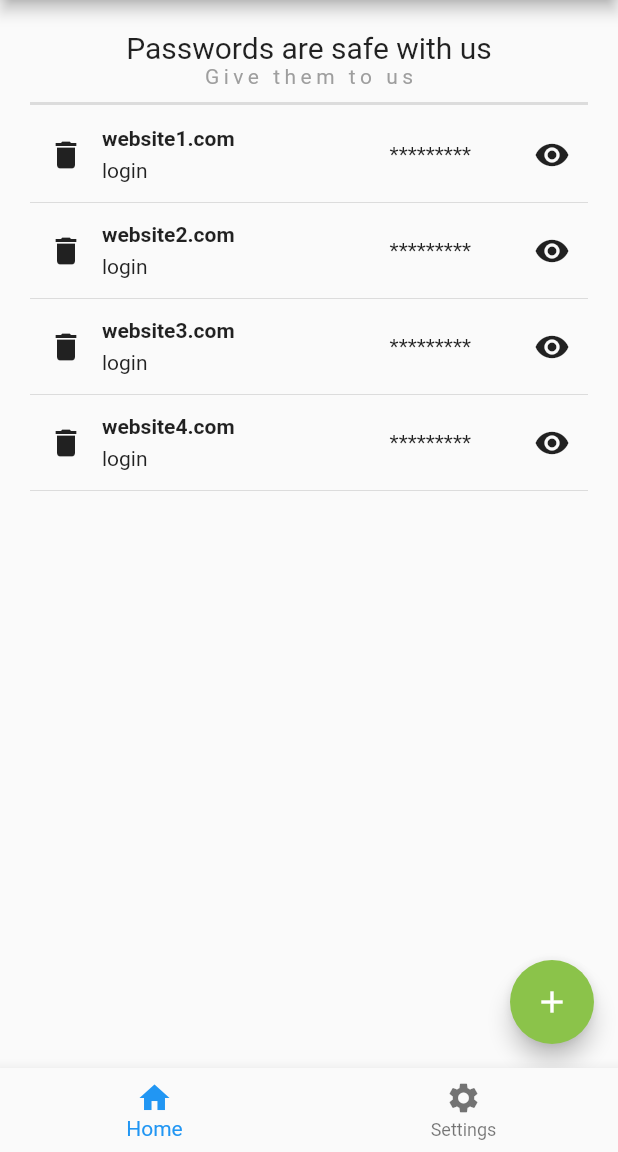
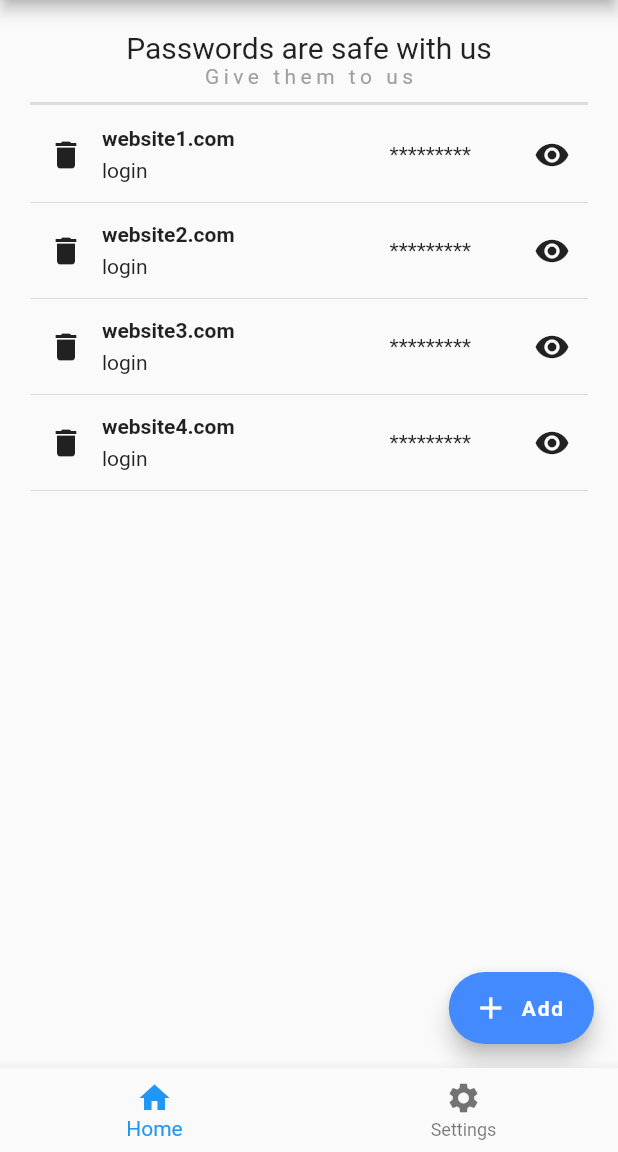
Before and after one commit to Stempnio/password-keeper, a Flutter app: the screen it shows after launch, on a phone screen of 412 x 824 dp, the part 84-1236 px from its top. Run offline on Flutter 3.47's test engine with Material 2 defaults, Android fonts, the phone set to English and light mode, and no system bars; our stand-ins replace loading_animation_widget.

Commit message:
feat[password_keeper]: pop up card for adding credentials

```diff
--- /dev/null
+++ b/lib/view/home/add_credentials_route.dart
@@ -0,0 +1,34 @@
+import 'package:flutter/material.dart';
+
+class AddCredentialsRoute<T> extends PageRoute<T> {
+  AddCredentialsRoute({required WidgetBuilder builder}) : _builder = builder;
+
+  final WidgetBuilder _builder;
+
+  @override
+  Widget buildPage(
+    BuildContext context,
+    Animation<double> animation,
+    Animation<double> secondaryAnimation,
+  ) {
+    return _builder(context);
+  }
+
+  @override
+  Color? get barrierColor => Colors.black12;
+
+  @override
+  String? get barrierLabel => 'Add credentials';
+
+  @override
+  bool get maintainState => true;
+
+  @override
+  Duration get transitionDuration => const Duration(milliseconds: 300);
+
+  @override
+  bool get opaque => false;
+
+  @override
+  bool get barrierDismissible => true;
+}
--- a/lib/view/home/home.dart
+++ b/lib/view/home/home.dart
@@ -1,6 +1,8 @@
 import 'package:flutter/material.dart';
 import 'package:password_keeper/model/Credentials.dart';
 import 'package:password_keeper/repository/credentials_repository.dart';
+import 'package:password_keeper/view/home/add_credentials.dart';
+import 'package:password_keeper/view/home/add_credentials_route.dart';
 import 'package:password_keeper/view/home/credentials_row.dart';
 import 'package:password_keeper/view/home/top_caption.dart';
 import 'package:loading_animation_widget/loading_animation_widget.dart';
@@ -79,7 +81,7 @@ class _HomeState extends State<Home> {
         ],
       ),
       body: Padding(
-        padding: const EdgeInsets.all(20),
+        padding: const EdgeInsets.fromLTRB(20, 20, 20, 0),
         child: loadingError
             ? errorWidget()
             : Center(
@@ -90,42 +92,48 @@ class _HomeState extends State<Home> {
                         ? loadingWidget()
                         : credentials.isEmpty
                             ? const Text('No passwords yet')
-                            : Column(
-                                children: credentials
-                                    .map(
-                                      (e) => CredentialsRow(
-                                        credentials: e,
+                            : Expanded(
+                                child: ListView.builder(
+                                  itemCount: credentials.length,
+                                  itemBuilder:
+                                      (BuildContext context, int index) {
+                                    return CredentialsRow(
+                                      credentials: credentials[index],
                                       delete: () {
                                         setState(() {
                                           credentialsRepository
-                                                .deleteCredentials(e);
-                                            credentials.remove(e);
+                                              .deleteCredentials(
+                                                  credentials[index]);
+                                          credentials.removeAt(index);
                                         });
                                       },
+                                    );
+                                  },
                                 ),
-                                    )
-                                    .toList(),
                               ),
                   ],
                 ),
               ),
       ),
-      floatingActionButton: FloatingActionButton(
-        backgroundColor: Colors.lightGreen,
-        // TODO: sheet for adding credentials
+      floatingActionButton: FloatingActionButton.extended(
+        heroTag: 'add_credentials',
+        backgroundColor: Colors.blueAccent,
         onPressed: () {
-          Credentials newCredentials = Credentials(
-              websiteURL: 'websiteNew.com',
-              login: 'login',
-              passwordHash: 'passNew');
-
-          credentialsRepository.addCredentials(newCredentials);
-          setState(() {
-            credentials.add(newCredentials);
-          });
+          Navigator.push(
+            context,
+            AddCredentialsRoute(
+              builder: (context) => AddCredentials(
+                modifyCredentials: addCredentials,
+              ),
+            ),
+          );
         },
-        child: const Icon(
-          Icons.add,
+        icon: const Icon(Icons.add),
+        label: const Text(
+          'Add',
+          style: TextStyle(
+            fontWeight: FontWeight.bold,
+          ),
         ),
       ),
       drawer: Drawer(
@@ -156,6 +164,16 @@ class _HomeState extends State<Home> {
     );
   }
 
+  void addCredentials() {
+    Credentials newCredentials = Credentials(
+        websiteURL: 'websiteNew.com', login: 'login', passwordHash: 'passNew');
+
+    credentialsRepository.addCredentials(newCredentials);
+    setState(() {
+      credentials.add(newCredentials);
+    });
+  }
+
   Widget loadingWidget() {
     return Column(
       children: [
@@ -168,7 +186,10 @@ class _HomeState extends State<Home> {
         const SizedBox(
           height: 30,
         ),
-        LoadingAnimationWidget.staggeredDotsWave(color: Colors.black, size: 70),
+        LoadingAnimationWidget.staggeredDotsWave(
+          color: Colors.black,
+          size: 70,
+        ),
       ],
     );
   }
```
Also changed, not shown: lib/view/home/add_credentials.dart (added, +116 -0 lines). Lines whose indentation alone changed are shown as unchanged.
